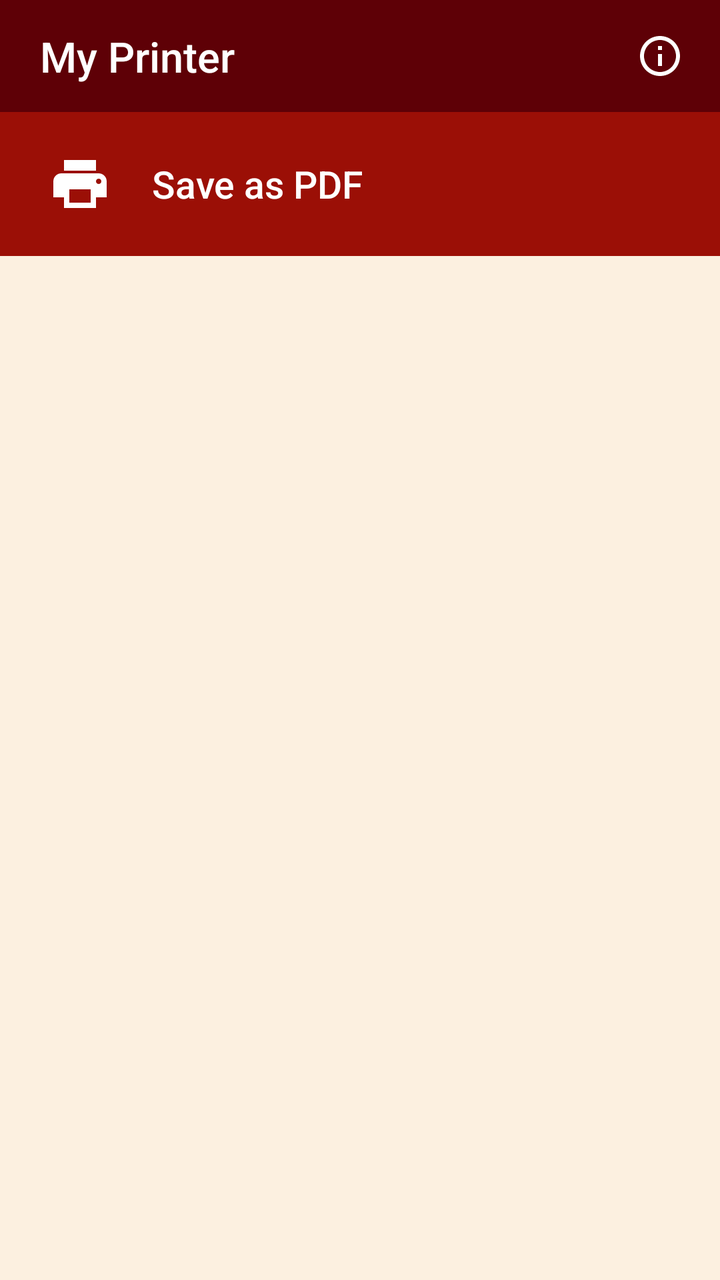
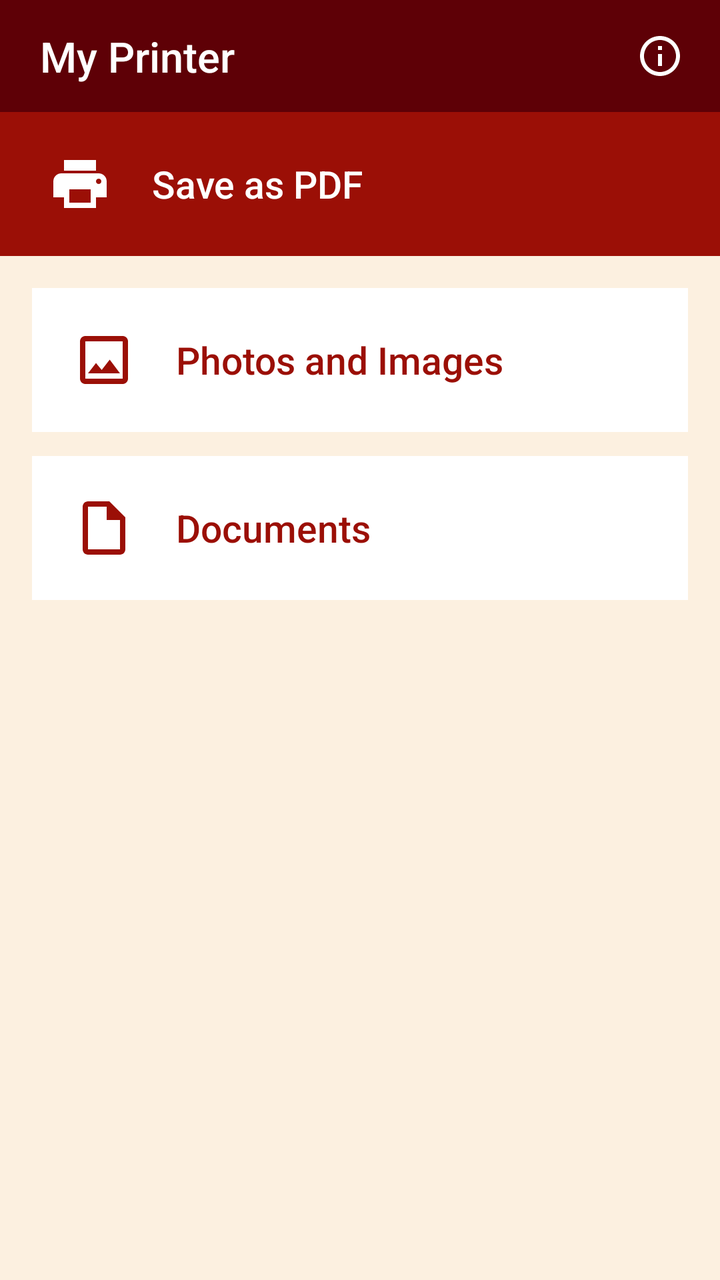

Compare the two renders of this Android layout. The source of the first and the diff that turns it into the second are given below.
<!-- AndroidManifest.xml: application theme Theme.MyPrinter -->
<!-- res/layout/activity_main.xml -->
<?xml version="1.0" encoding="utf-8"?>
<LinearLayout xmlns:android="http://schemas.android.com/apk/res/android"
    xmlns:app="http://schemas.android.com/apk/res-auto"
    xmlns:tools="http://schemas.android.com/tools"
    android:id="@+id/main"
    android:layout_width="match_parent"
    android:layout_height="match_parent"
    android:orientation="vertical"
    android:background="@color/app_background"
    tools:context=".MainActivity">

    
    <LinearLayout
        android:id="@+id/header"
        android:layout_width="match_parent"
        android:layout_height="wrap_content"
        android:background="@color/primary_dark_red"
        android:orientation="vertical">

        
        <androidx.constraintlayout.widget.ConstraintLayout
            android:layout_width="match_parent"
            android:layout_height="56dp">

            <TextView
                android:id="@+id/tvAppName"
                android:layout_width="wrap_content"
                android:layout_height="wrap_content"
                android:layout_marginStart="20dp"
                android:text="@string/app_name"
                android:textColor="@color/white"
                android:textSize="21sp"
                android:fontFamily="sans-serif-medium"
                android:singleLine="true"
                app:layout_constraintBottom_toBottomOf="parent"
                app:layout_constraintStart_toStartOf="parent"
                app:layout_constraintTop_toTopOf="parent" />

            <ImageView
                android:id="@+id/ivInfo"
                android:layout_width="48dp"
                android:layout_height="48dp"
                android:layout_marginEnd="6dp"
                android:background="?attr/selectableItemBackgroundBorderless"
                android:clickable="true"
                android:focusable="true"
                android:padding="12dp"
                android:src="@drawable/ic_info_outline"
                android:contentDescription="@string/info_icon_desc"
                app:layout_constraintBottom_toBottomOf="parent"
                app:layout_constraintEnd_toEndOf="parent"
                app:layout_constraintTop_toTopOf="parent" />

        </androidx.constraintlayout.widget.ConstraintLayout>
    </LinearLayout>

    
    <LinearLayout
        android:id="@+id/btnSaveAsPdf"
        android:layout_width="match_parent"
        android:layout_height="72dp"
        android:background="@color/primary_red"
        android:clickable="true"
        android:focusable="true"
        android:gravity="center_vertical"
        android:orientation="horizontal"
        android:paddingStart="24dp"
        android:paddingEnd="24dp">

        <ImageView
            android:layout_width="32dp"
            android:layout_height="32dp"
            android:src="@drawable/ic_printer"
            android:contentDescription="@string/printer_icon_desc"
            app:tint="@color/white" />

        <TextView
            android:layout_width="wrap_content"
            android:layout_height="wrap_content"
            android:layout_marginStart="20dp"
            android:text="@string/save_as_pdf"
            android:textColor="@color/white"
            android:textSize="19sp"
            android:fontFamily="sans-serif-medium" />

    </LinearLayout>

    
    <View
        android:layout_width="match_parent"
        android:layout_height="0dp"
        android:layout_weight="1"
        android:background="@color/app_background" />

</LinearLayout>
<!-- resources referenced by this layout -->
<resources>
  <color name="app_background">#FCF0E0</color>
  <color name="primary_dark_red">#5E0006</color>
  <color name="primary_red">#9B0F06</color>
  <color name="white">#FFFFFFFF</color>
  <!-- drawable ic_info_outline (drawable) -->
  <vector xmlns:android="http://schemas.android.com/apk/res/android"
      android:width="24dp"
      android:height="24dp"
      android:viewportWidth="24"
      android:viewportHeight="24"
      android:tint="#FFFFFF">
      <path
          android:fillColor="@android:color/white"
          android:pathData="M11,7h2v2h-2V7zm0,4h2v6h-2v-6zm1,-9C6.48,2 2,6.48 2,12s4.48,10 10,10 10,-4.48 10,-10S17.52,2 12,2zm0,18c-4.41,0 -8,-3.59 -8,-8s3.59,-8 8,-8 8,3.59 8,8 -3.59,8 -8,8z"/>
  </vector>
  <!-- drawable ic_printer (drawable) -->
  <vector xmlns:android="http://schemas.android.com/apk/res/android"
      android:width="32dp"
      android:height="32dp"
      android:viewportWidth="24"
      android:viewportHeight="24">
    <path
        android:fillColor="#FFFFFF"
        android:pathData="M19,8H5c-1.66,0 -3,1.34 -3,3v6h4v4h12v-4h4v-6c0,-1.66 -1.34,-3 -3,-3zm-3,11H8v-5h8v5zm3,-7c-0.55,0 -1,-0.45 -1,-1s0.45,-1 1,-1 1,0.45 1,1 -0.45,1 -1,1zm-1,-9H6v4h12V3z"/>
  </vector>
  <string name="app_name">My Printer</string>
  <string name="info_icon_desc">App Info</string>
  <string name="printer_icon_desc">Printer Icon</string>
  <string name="save_as_pdf">Save as PDF</string>
  <style name="Theme.MyPrinter" parent="Base.Theme.MyPrinter" />
  <style name="Base.Theme.MyPrinter" parent="Theme.Material3.DayNight.NoActionBar">
          
          <item name="android:statusBarColor">@color/primary_dark_red</item>
          <item name="android:windowLightStatusBar">false</item>
      </style>
</resources>

<!-- the commit's change to res/layout/activity_main.xml (unified diff, before → after) -->
@@ -62,6 +62,7 @@
         android:background="@color/primary_red"
         android:clickable="true"
         android:focusable="true"
+        android:foreground="?attr/selectableItemBackground"
         android:gravity="center_vertical"
         android:orientation="horizontal"
         android:paddingStart="24dp"
@@ -86,10 +87,83 @@
     </LinearLayout>
 
     
+    <LinearLayout
+        android:layout_width="match_parent"
+        android:layout_height="wrap_content"
+        android:orientation="vertical"
+        android:padding="16dp">
+
+        
+        <LinearLayout
+            android:id="@+id/btnPhotos"
+            android:layout_width="match_parent"
+            android:layout_height="72dp"
+            android:background="@color/white"
+            android:clickable="true"
+            android:focusable="true"
+            android:foreground="?attr/selectableItemBackground"
+            android:gravity="center_vertical"
+            android:orientation="horizontal"
+            android:paddingStart="20dp"
+            android:paddingEnd="20dp">
+
+            <ImageView
+                android:layout_width="32dp"
+                android:layout_height="32dp"
+                android:src="@drawable/ic_photo"
+                android:contentDescription="@string/photo_icon_desc"
+                app:tint="@color/primary_red" />
+
+            <TextView
+                android:layout_width="wrap_content"
+                android:layout_height="wrap_content"
+                android:layout_marginStart="20dp"
+                android:text="@string/photos_and_images"
+                android:textColor="@color/primary_red"
+                android:textSize="19sp"
+                android:fontFamily="sans-serif-medium" />
+
+        </LinearLayout>
+
+        
+        <LinearLayout
+            android:id="@+id/btnDocuments"
+            android:layout_width="match_parent"
+            android:layout_height="72dp"
+            android:layout_marginTop="12dp"
+            android:background="@color/white"
+            android:clickable="true"
+            android:focusable="true"
+            android:foreground="?attr/selectableItemBackground"
+            android:gravity="center_vertical"
+            android:orientation="horizontal"
+            android:paddingStart="20dp"
+            android:paddingEnd="20dp">
+
+            <ImageView
+                android:layout_width="32dp"
+                android:layout_height="32dp"
+                android:src="@drawable/ic_document"
+                android:contentDescription="@string/document_icon_desc"
+                app:tint="@color/primary_red" />
+
+            <TextView
+                android:layout_width="wrap_content"
+                android:layout_height="wrap_content"
+                android:layout_marginStart="20dp"
+                android:text="@string/documents"
+                android:textColor="@color/primary_red"
+                android:textSize="19sp"
+                android:fontFamily="sans-serif-medium" />
+
+        </LinearLayout>
+
+    </LinearLayout>
+
+    
     <View
         android:layout_width="match_parent"
         android:layout_height="0dp"
-        android:layout_weight="1"
-        android:background="@color/app_background" />
+        android:layout_weight="1" />
 
 </LinearLayout>
<!-- resource entries referenced after the edit -->
@@ -4,6 +4,16 @@
   <color name="primary_dark_red">#5E0006</color>
   <color name="primary_red">#9B0F06</color>
   <color name="white">#FFFFFFFF</color>
+  <!-- drawable ic_document (drawable) -->
+  <vector xmlns:android="http://schemas.android.com/apk/res/android"
+      android:width="32dp"
+      android:height="32dp"
+      android:viewportWidth="24"
+      android:viewportHeight="24">
+      <path
+          android:fillColor="#9B0F06"
+          android:pathData="M14,2H6C4.9,2 4,2.9 4,4v16c0,1.1 0.9,2 2,2h12c1.1,0 2,-0.9 2,-2V8L14,2zM18,20H6V4h7v5h5V20z"/>
+  </vector>
   <!-- drawable ic_info_outline (drawable) -->
   <vector xmlns:android="http://schemas.android.com/apk/res/android"
       android:width="24dp"
@@ -14,6 +24,16 @@
       <path
           android:fillColor="@android:color/white"
           android:pathData="M11,7h2v2h-2V7zm0,4h2v6h-2v-6zm1,-9C6.48,2 2,6.48 2,12s4.48,10 10,10 10,-4.48 10,-10S17.52,2 12,2zm0,18c-4.41,0 -8,-3.59 -8,-8s3.59,-8 8,-8 8,3.59 8,8 -3.59,8 -8,8z"/>
+  </vector>
+  <!-- drawable ic_photo (drawable) -->
+  <vector xmlns:android="http://schemas.android.com/apk/res/android"
+      android:width="32dp"
+      android:height="32dp"
+      android:viewportWidth="24"
+      android:viewportHeight="24">
+      <path
+          android:fillColor="#9B0F06"
+          android:pathData="M19,3H5C3.9,3 3,3.9 3,5v14c0,1.1 0.9,2 2,2h14c1.1,0 2,-0.9 2,-2V5C21,3.9 20.1,3 19,3zM19,19H5V5h14V19zM14.14,11.86l-3,3.87L9,13.14L6,17h12L14.14,11.86z"/>
   </vector>
   <!-- drawable ic_printer (drawable) -->
   <vector xmlns:android="http://schemas.android.com/apk/res/android"
@@ -26,7 +46,11 @@
         android:pathData="M19,8H5c-1.66,0 -3,1.34 -3,3v6h4v4h12v-4h4v-6c0,-1.66 -1.34,-3 -3,-3zm-3,11H8v-5h8v5zm3,-7c-0.55,0 -1,-0.45 -1,-1s0.45,-1 1,-1 1,0.45 1,1 -0.45,1 -1,1zm-1,-9H6v4h12V3z"/>
   </vector>
   <string name="app_name">My Printer</string>
+  <string name="document_icon_desc">Document Icon</string>
+  <string name="documents">Documents</string>
   <string name="info_icon_desc">App Info</string>
+  <string name="photo_icon_desc">Photo Icon</string>
+  <string name="photos_and_images">Photos and Images</string>
   <string name="printer_icon_desc">Printer Icon</string>
   <string name="save_as_pdf">Save as PDF</string>
   <style name="Theme.MyPrinter" parent="Base.Theme.MyPrinter" />
